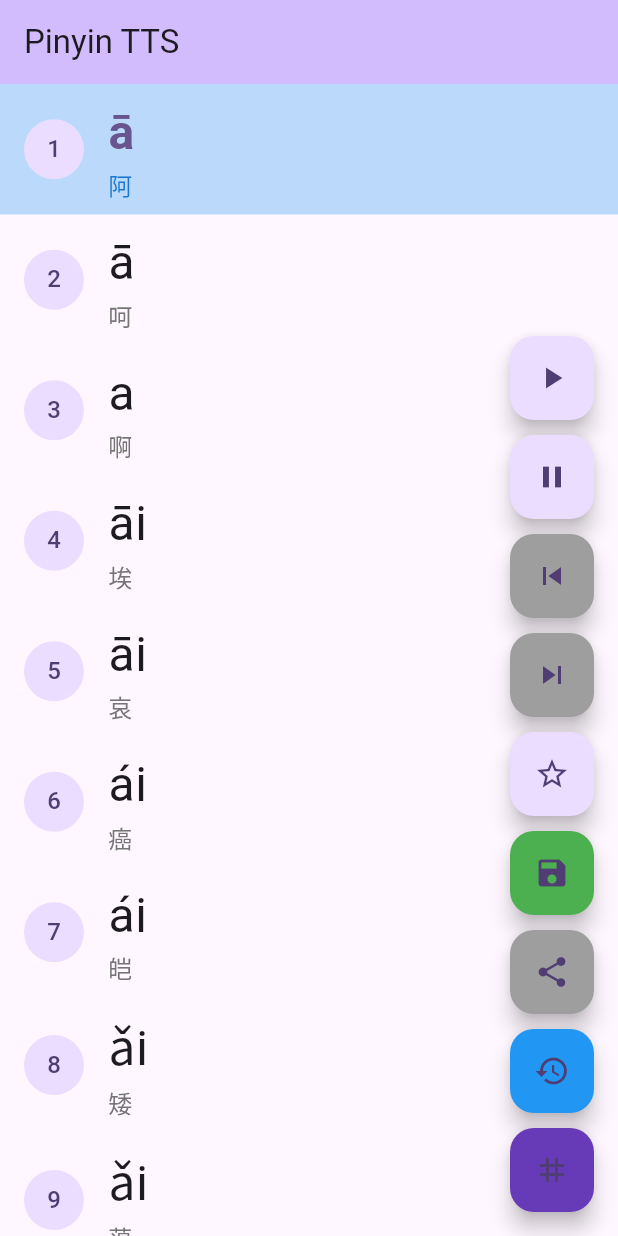
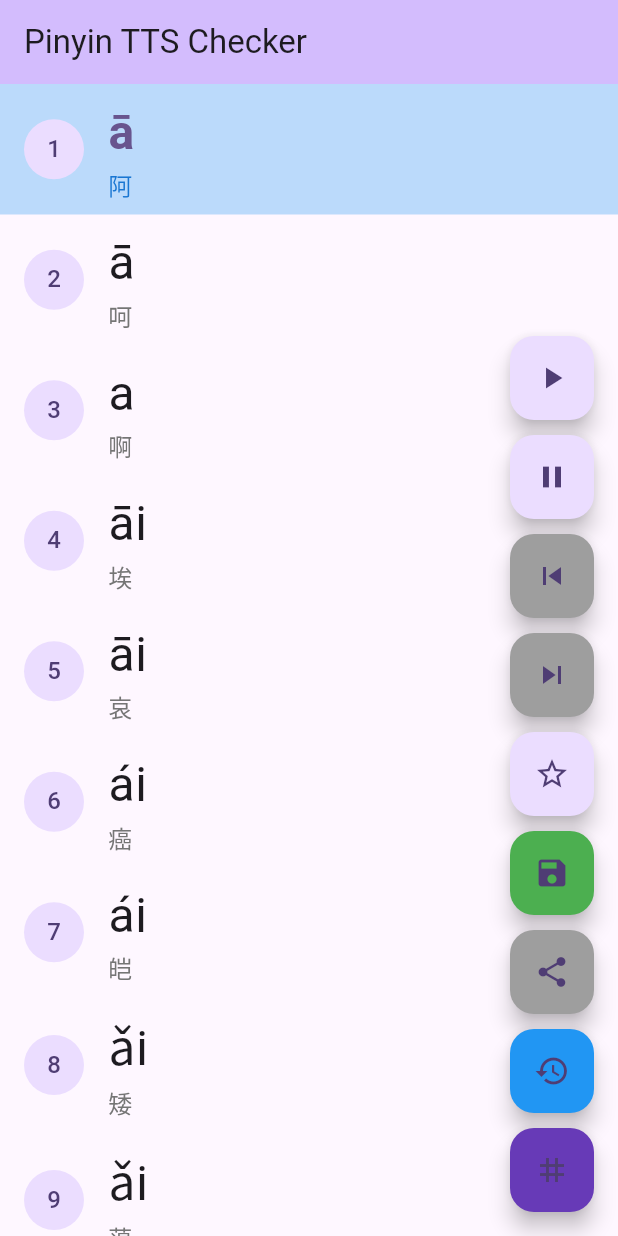
Before and after one commit to suikan4github/pinyin_tts, a Flutter app: the screen it shows after launch, on a phone screen of 412 x 824 dp. Run offline on Flutter 3.47's test engine with Material 3 defaults, Android fonts, the phone set to English and light mode, and no system bars; our stand-ins replace flutter_tts, share_plus.

Commit message:
Update app title and README.

```diff
--- a/lib/main.dart
+++ b/lib/main.dart
@@ -15,11 +15,11 @@ class MyApp extends StatelessWidget {
   @override
   Widget build(BuildContext context) {
     return MaterialApp(
-      title: 'Pinyin TTS',
+      title: 'Pinyin TTS Checker',
       theme: ThemeData(
         colorScheme: ColorScheme.fromSeed(seedColor: Colors.deepPurple),
       ),
-      home: const MyHomePage(title: 'Pinyin TTS'),
+      home: const MyHomePage(title: 'Pinyin TTS Checker'),
     );
   }
 }
```
Also changed, not shown: images/Screenshot_20250823-082346.png (added), 2 other files.
